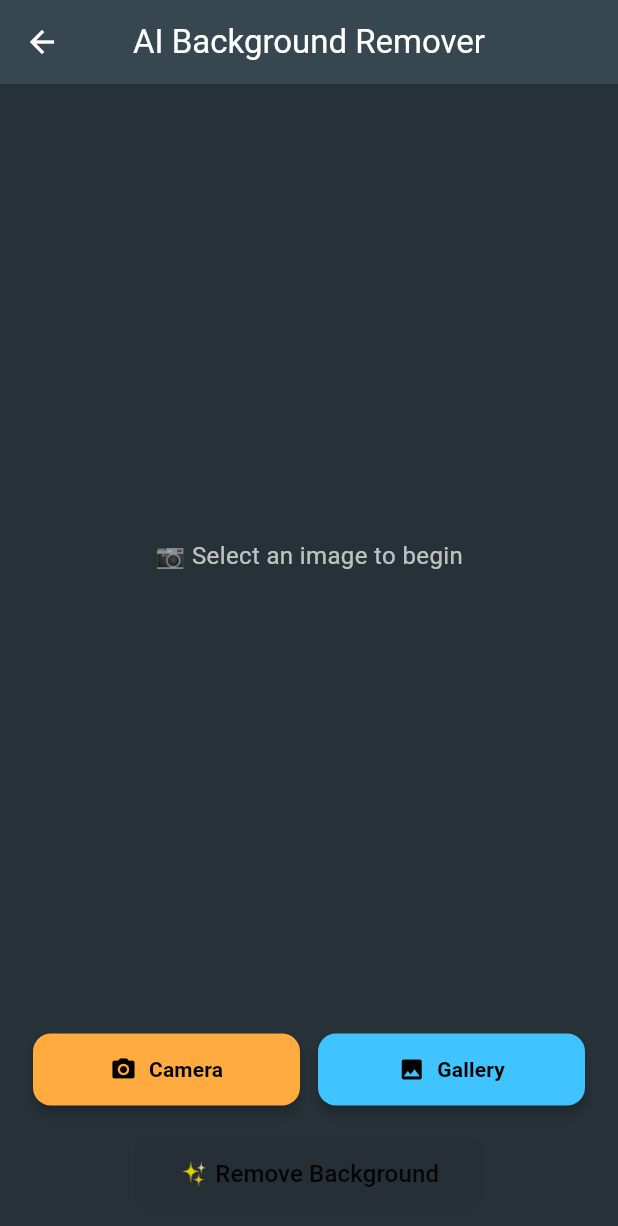
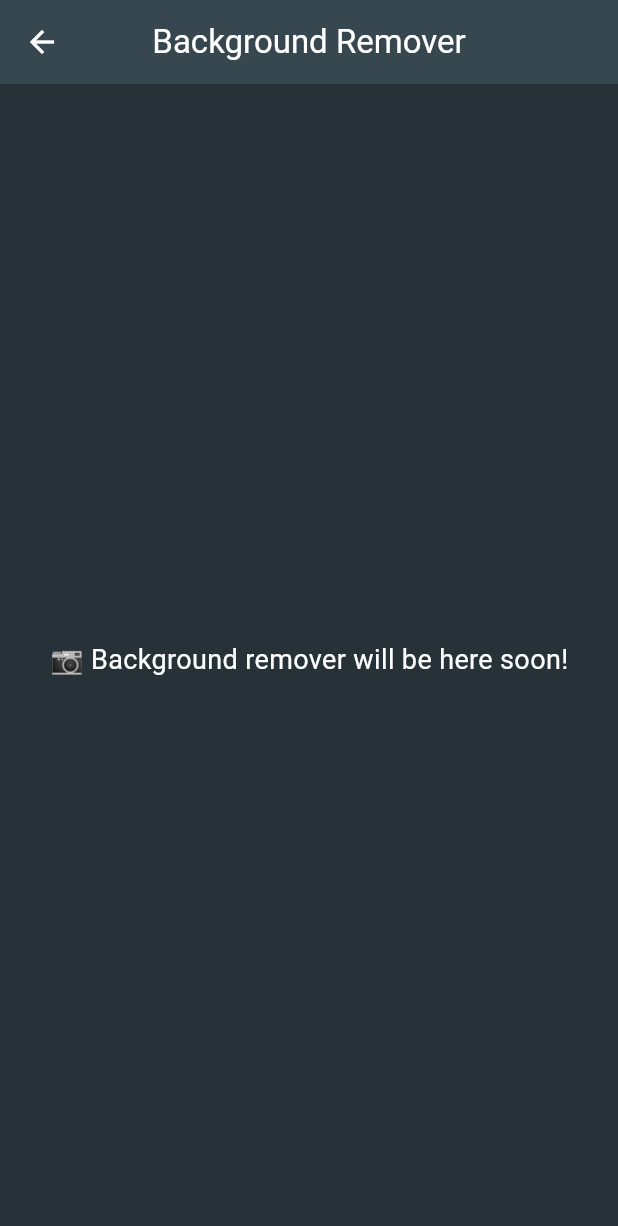
Before and after one commit to muhammadhassanmahar/Background-Remover-App, a Flutter app: the screen it shows after launch, after a tap on "🚀 Start Removing", on a phone screen of 412 x 824 dp. Shown: the top 1226 px of the screen. Run offline on Flutter 3.47's test engine with Material 3 defaults, Android fonts, the phone set to English and light mode, and no system bars.

Commit message:
your commit message

```diff
--- a/lib/screens/background_remover_screen.dart
+++ b/lib/screens/background_remover_screen.dart
@@ -1,159 +1,21 @@
-import 'dart:io' show File;
-import 'package:flutter/foundation.dart'; // ✅ For kIsWeb & Uint8List
 import 'package:flutter/material.dart';
-import 'package:image_picker/image_picker.dart';
-import '../services/api_service.dart';
-import '../widgets/result_preview.dart';
-import '../widgets/image_picker_buttons.dart';
 
-class BackgroundRemoverScreen extends StatefulWidget {
+class BackgroundRemoverScreen extends StatelessWidget {
   const BackgroundRemoverScreen({super.key});
 
   @override
-  State<BackgroundRemoverScreen> createState() =>
-      _BackgroundRemoverScreenState();
-}
-
-class _BackgroundRemoverScreenState extends State<BackgroundRemoverScreen> {
-  File? _selectedImageFile; // ✅ For mobile/desktop
-  Uint8List? _selectedImageBytes; // ✅ For web
-  Uint8List? _processedImage; // ✅ API result
-  bool _isLoading = false;
-
-  final ImagePicker _picker = ImagePicker();
-
-  /// ✅ Pick image from [source] (camera/gallery)
-  Future<void> _pickImage(ImageSource source) async {
-    try {
-      final pickedFile = await _picker.pickImage(source: source);
-      if (pickedFile != null) {
-        if (kIsWeb) {
-          // Web → read bytes
-          final bytes = await pickedFile.readAsBytes();
-          setState(() {
-            _selectedImageBytes = bytes;
-            _selectedImageFile = null;
-            _processedImage = null;
-          });
-        } else {
-          // Mobile/Desktop → File path
-          setState(() {
-            _selectedImageFile = File(pickedFile.path);
-            _selectedImageBytes = null;
-            _processedImage = null;
-          });
-        }
-      }
-    } catch (e) {
-      if (!mounted) return;
-      ScaffoldMessenger.of(context).showSnackBar(
-        SnackBar(content: Text("Image selection failed: $e")),
-      );
-    }
-  }
-
-  /// ✅ Call API to remove background
-  Future<void> _removeBackground() async {
-    if (_selectedImageFile == null && _selectedImageBytes == null) return;
-
-    setState(() => _isLoading = true);
-
-    try {
-      final result = await ApiService.removeBackground(
-        imageFilePath: _selectedImageFile?.path,
-        imageBytes: _selectedImageBytes,
-      );
-
-      if (!mounted) return;
-
-      if (result != null) {
-        setState(() => _processedImage = result);
-      } else {
-        ScaffoldMessenger.of(context).showSnackBar(
-          const SnackBar(content: Text("Background removal failed.")),
-        );
-      }
-    } catch (e) {
-      if (!mounted) return;
-      ScaffoldMessenger.of(context).showSnackBar(
-        SnackBar(content: Text("Error: $e")),
-      );
-    } finally {
-      if (mounted) setState(() => _isLoading = false);
-    }
-  }
-
-  @override
   Widget build(BuildContext context) {
-    final hasImage = _selectedImageFile != null || _selectedImageBytes != null;
-
     return Scaffold(
       backgroundColor: Colors.blueGrey[900],
       appBar: AppBar(
-        title: const Text("AI Background Remover"),
+        title: const Text("Background Remover"),
+        centerTitle: true,
         backgroundColor: Colors.blueGrey[800],
-        elevation: 0,
-        centerTitle: true,
       ),
-      body: SafeArea(
-        child: Padding(
-          padding: const EdgeInsets.all(16),
-          child: Column(
-            children: [
-              // ✅ Image Preview
-              Expanded(
-                child: hasImage
-                    ? ResultPreview(
-                        originalImage: _selectedImageFile ??
-                            _selectedImageBytes!, // handles both
-                        processedImage: _processedImage,
-                      )
-                    : const Center(
-                        child: Text(
-                          "📷 Select an image to begin",
-                          style:
-                              TextStyle(color: Colors.white70, fontSize: 16),
-                        ),
-                      ),
-              ),
-
-              // ✅ Loader
-              if (_isLoading)
-                const Padding(
-                  padding: EdgeInsets.all(12),
-                  child: CircularProgressIndicator(color: Colors.white),
-                ),
-
-              const SizedBox(height: 20),
-
-              // ✅ Camera + Gallery Buttons
-              ImagePickerButtons(
-                onCameraTap: () => _pickImage(ImageSource.camera),
-                onGalleryTap: () => _pickImage(ImageSource.gallery),
-              ),
-
-              const SizedBox(height: 20),
-
-              // ✅ Remove BG Button
-              ElevatedButton(
-                style: ElevatedButton.styleFrom(
-                  backgroundColor: Colors.greenAccent[400],
-                  padding: const EdgeInsets.symmetric(
-                    vertical: 14,
-                    horizontal: 30,
-                  ),
-                  shape: RoundedRectangleBorder(
-                    borderRadius: BorderRadius.circular(12),
-                  ),
-                ),
-                onPressed: hasImage && !_isLoading ? _removeBackground : null,
-                child: const Text(
-                  "✨ Remove Background",
-                  style: TextStyle(fontSize: 16, color: Colors.black87),
-                ),
-              ),
-            ],
-          ),
+      body: const Center(
+        child: Text(
+          "📷 Background remover will be here soon!",
+          style: TextStyle(color: Colors.white, fontSize: 18),
         ),
       ),
     );
--- a/lib/screens/home_screen.dart
+++ b/lib/screens/home_screen.dart
@@ -10,9 +10,8 @@ class HomeScreen extends StatelessWidget {
       backgroundColor: Colors.blueGrey[900],
       appBar: AppBar(
         title: const Text("AI Background Remover"),
+        centerTitle: true,
         backgroundColor: Colors.blueGrey[800],
-        centerTitle: true,
-        elevation: 0,
       ),
       body: SafeArea(
         child: Center(
@@ -23,10 +22,10 @@ class HomeScreen extends StatelessWidget {
               children: [
                 const Icon(
                   Icons.image_outlined,
-                  size: 120,
+                  size: 100,
                   color: Colors.white70,
                 ),
-                const SizedBox(height: 30),
+                const SizedBox(height: 20),
                 const Text(
                   "Remove background from any image instantly with AI ✨",
                   textAlign: TextAlign.center,
@@ -36,16 +35,16 @@ class HomeScreen extends StatelessWidget {
                     height: 1.4,
                   ),
                 ),
-                const SizedBox(height: 50),
+                const SizedBox(height: 40),
                 ElevatedButton(
                   style: ElevatedButton.styleFrom(
                     backgroundColor: Colors.blueAccent,
                     padding: const EdgeInsets.symmetric(
-                      vertical: 16,
-                      horizontal: 36,
+                      vertical: 14,
+                      horizontal: 32,
                     ),
                     shape: RoundedRectangleBorder(
-                      borderRadius: BorderRadius.circular(14),
+                      borderRadius: BorderRadius.circular(12),
                     ),
                   ),
                   onPressed: () {
```
Also changed, not shown: lib/main.dart (+15 -1 lines), pubspec.lock.
